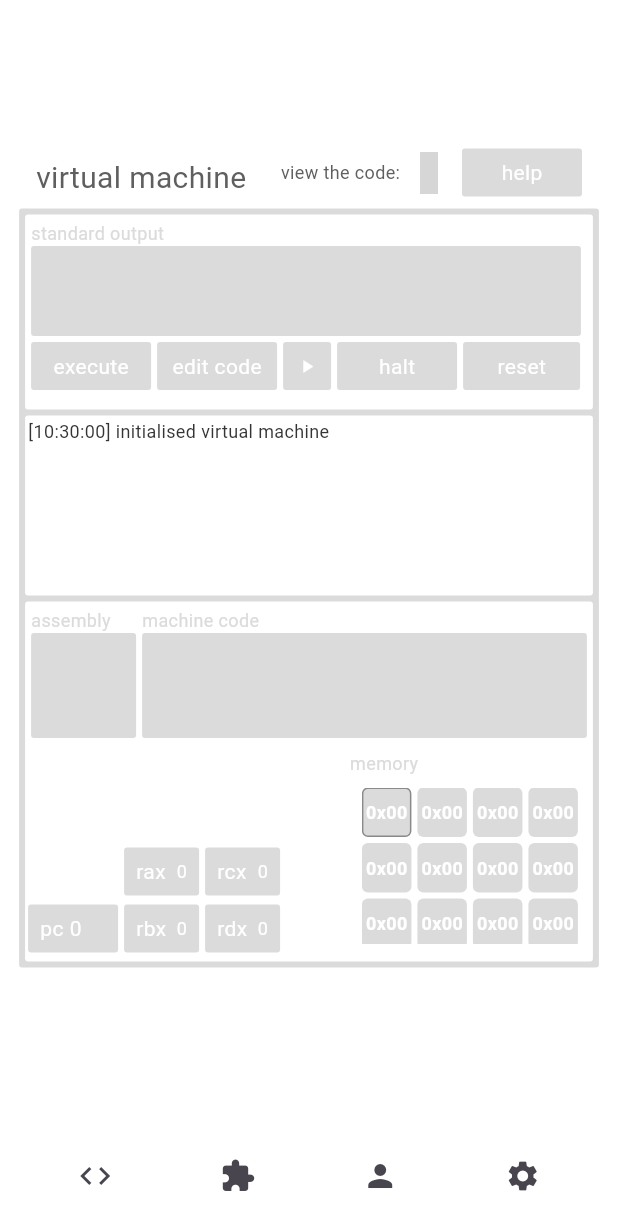
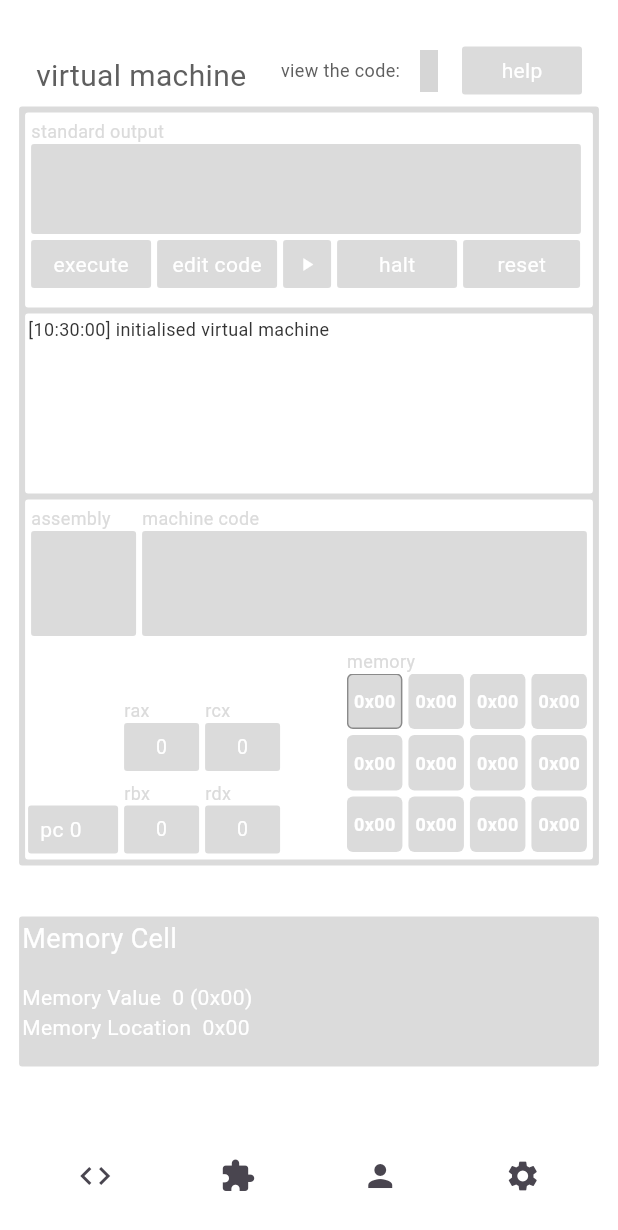
Before and after one commit to ashtonjamesd/wisteria, a Flutter app: the screen it shows after launch, after a tap on an icon or button, on a phone screen of 412 x 824 dp. Shown: the top 1230 px of the screen. Run offline on Flutter 3.47's test engine with Material 3 defaults, Android fonts, the phone set to English and light mode, and no system bars; our stand-ins replace firebase_core, simple_icons; accounts and stored records are empty; grey boxes are pictures that could not be loaded.

Commit message:
clickable memory cells

```diff
--- a/lib/app/constants.dart
+++ b/lib/app/constants.dart
@@ -3,7 +3,7 @@ import 'package:flutter/material.dart';
 
 const String helpMessage =
 """
-Wisteria is an app designed to help you learn the inner workings of a CPU.
+Wisteria is an app designed to help you learn assembly code and the inner workings of a CPU.
 
 The app will allow you to experiment with a virtual machine that reads assembly and executes machine code just like a real processor.
 
@@ -17,6 +17,7 @@ const double userInterfaceHeight = 130;
 const double cpuInterfaceHeight = 240;
 
 const double asmBoxWidth = 70;
+const double infoWidgetHeight = 100;
 
 const double widthFactor = 1.1;
 
--- a/lib/app/views/vm/help_button.dart
+++ b/lib/app/views/vm/help_button.dart
@@ -40,7 +40,7 @@ class _HelpButtonState extends State<HelpButton> {
                 child: Padding(
                   padding: const EdgeInsets.all(8),
                   child: WisteriaText(
-                    text: "Welcome to Wisteria.",
+                    text: "Welcome to Wisteria",
                     color: textColor,
                     size: 15
                   ),
--- /dev/null
+++ b/lib/app/views/vm/utils/vm_view_controller.dart
@@ -0,0 +1,82 @@
+import 'package:flutter/material.dart';
+
+import '../../../../vm/vm.dart';
+
+final class VmViewController {
+  late VirtualMachine vm;
+
+  final asmCodeController = TextEditingController();
+
+  int selectedMemoryIdx = -1;
+  String selectedRegisterName = "";
+
+  // the reset button can be pressed many times in quick succession.
+  // this will build up messages in the terminal which is not desirable.
+  // to prevent this, this flag is set to true until the reset process has finished,
+  // during which the user cannot press reset again.
+  //
+  // finally, it is set to false to allow the user to tap the reset button again.
+  bool resetIsPressed = false;
+
+  Widget infoWidget = const SizedBox();
+
+  Future<void> onHalt() async {
+    if (!vm.isRunning) return;
+
+    vm.output("virtual machine forcibly halted. all processes stopped.");
+    await vm.delay(500);
+
+    vm.isRunning = false;
+  }
+
+  String decimalToHex(int decimal) {
+    return "0x${decimal.toRadixString(16).padLeft(2, '0').toUpperCase()}";
+  }
+
+  Future<void> onReset(Function setState) async {
+    if (resetIsPressed) return;
+    resetIsPressed = true;
+
+    vm.output("virtual machine reset. resetting all processes.");
+    await vm.delay(1000);
+
+    vm = VirtualMachine(() {
+      setState(() {});
+    },
+      programString: asmCodeController.text
+    );
+
+    initVm();
+
+    resetIsPressed = false;
+  }
+
+  Future<void> onExecute(Function setState) async {
+    vm = VirtualMachine(() {
+      setState(() {});
+    },
+      programString: asmCodeController.text
+    );
+
+    vm.run();
+  }
+
+  Future<void> onPause() async {
+    vm.isPaused = !vm.isPaused;
+  }
+
+  Future<void> initVm() async {
+    await vm.delay(250);
+    vm.output("initialised virtual machine");
+  }
+
+  void onMemoryCellClicked(int index) {
+    if (selectedMemoryIdx == index) {
+      infoWidget = const SizedBox();
+      selectedMemoryIdx = -1;
+      return;
+    }
+
+    selectedMemoryIdx = index;
+  }
+}
--- a/lib/app/views/vm/vm_view.dart
+++ b/lib/app/views/vm/vm_view.dart
@@ -6,6 +6,7 @@ import 'package:wisteria/app/common/wisteria_text.dart';
 import 'package:wisteria/app/constants.dart';
 import 'package:wisteria/app/views/vm/help_button.dart';
 import 'package:wisteria/app/views/vm/stdout_box.dart';
+import 'package:wisteria/app/views/vm/utils/vm_view_controller.dart';
 import 'package:wisteria/vm/vm.dart';
 import 'code_editor.dart';
 
@@ -17,38 +18,57 @@ class VmView extends StatefulWidget {
 }
 
 class _VmViewState extends State<VmView> {
-  final codeController = TextEditingController();
-  late VirtualMachine vm;
-
-  int selectedMemoryIdx = -1;
-
-  // the reset button can be pressed many times in quick succession.
-  // this will build up messages in the terminal which is not desirable.
-  // to prevent this, this flag is set to true until the reset process has finished,
-  // during which the user cannot press reset again.
-  //
-  // finally, it is set to false to allow the user to tap the reset button again.
-  bool resetIsPressed = false;
+  final controller = VmViewController();
 
   @override
   void initState() {
     super.initState();
-    vm = VirtualMachine(() {}, programString: "");
+    controller.vm = VirtualMachine(() {}, programString: "");
 
     initVm();
   }
 
-  Future initVm() async {
-    await vm.delay(250);
+  Future<void> initVm() async {
+    await controller.initVm();
+    setState(() {});
+  }
 
-    setState(() {
-      vm.output("initialised virtual machine");
-    });
+  void setInitialInfoWidget(Size screen) {
+    // the infoWidget is by default set to a SizedBox at the beginning, therefore
+    // this code will run once at the beginning.
+    //
+    // this is to prevent this from being set every time setState is called as
+    // this method is called in build()
+    if (controller.infoWidget is SizedBox) {
+      controller.infoWidget = WisteriaBox(
+        width: screen.width / widthFactor + 12,
+        height: infoWidgetHeight,
+        color: primaryGrey,
+        child: Padding(
+          padding: const EdgeInsets.all(boxPadding),
+          child: defaultInfoWidget(screen)
+        ),
+      );
+
+    }
+  }
+
+  void setInfoWidget(Widget infoWidget, Size screen) {
+    controller.infoWidget = WisteriaBox(
+        width: screen.width / widthFactor + 12,
+        height: infoWidgetHeight,
+        color: primaryGrey,
+        child: Padding(
+          padding: const EdgeInsets.all(boxPadding),
+          child: infoWidget
+        ),
+      );
   }
 
   @override
   Widget build(BuildContext context) {
     final screen = MediaQuery.sizeOf(context);
+    setInitialInfoWidget(screen);
 
     return Scaffold(
       backgroundColor: Colors.white,
@@ -70,9 +90,28 @@ class _VmViewState extends State<VmView> {
             ],
           ),
 
+          homeView(screen),
 
-          homeView(screen),
+          const SizedBox(height: 32),
+
+          Padding(
+            padding: EdgeInsets.only(left: (screen.width - (screen.width / widthFactor)) / 2 - 8),
+            child: controller.infoWidget,
+          )
         ],
+      ),
+    );
+  }
+
+  Widget defaultInfoWidget(Size screen) {
+    return Center(
+      child: Padding(
+        padding: const EdgeInsets.all(boxPadding),
+        child: WisteriaText(
+          text: "try tapping on a component to find out more about it",
+          color: primaryWhite,
+          size: 14
+        ),
       ),
     );
   }
@@ -125,7 +164,7 @@ class _VmViewState extends State<VmView> {
         child: Column(
           crossAxisAlignment: CrossAxisAlignment.start,
           children: [
-            StdoutBox(screen: screen, vm: vm),
+            StdoutBox(screen: screen, vm: controller.vm),
 
             Row(
               children: [
@@ -200,7 +239,7 @@ class _VmViewState extends State<VmView> {
 
             const SizedBox(width: 4),
             WisteriaText(
-              text: vm.pc.toString(),
+              text: controller.vm.pc.toString(),
               color: primaryWhite,
               size: 14
             ),
@@ -220,23 +259,8 @@ class _VmViewState extends State<VmView> {
         color: primaryGrey,
         text: "reset",
         onTap: () async {
-          if (resetIsPressed) return;
-          resetIsPressed = true;
-
-          vm.output("virtual machine reset. resetting all processes.");
-          await vm.delay(1000);
-
-          vm = VirtualMachine(() {
+          controller.onReset(setState);
           setState(() {});
-          },
-            programString: codeController.text
-          );
-
-          initVm();
-
-          setState(() {
-            resetIsPressed = false;
-          });
         }
       ),
     );
@@ -252,13 +276,7 @@ class _VmViewState extends State<VmView> {
         color: primaryGrey,
         text: "halt",
         onTap: () async {
-          if (!vm.isRunning) return;
-
-          vm.output("virtual machine forcibly halted. all processes stopped.");
-          await vm.delay(500);
-
-          vm.isRunning = false;
-
+          controller.onHalt();
           setState(() {});
         }
       ),
@@ -274,12 +292,11 @@ class _VmViewState extends State<VmView> {
         width: 32,
         height: 32,
         color: primaryGrey,
-        showBorder: vm.isPaused,
-        icon: vm.isPaused ? Icons.pause : Icons.play_arrow,
+        showBorder: controller.vm.isPaused,
+        icon: controller.vm.isPaused ? Icons.pause : Icons.play_arrow,
         onTap: () {
-          setState(() {
-            vm.isPaused = !vm.isPaused;
-          });
+          controller.onPause();
+          setState(() {});
         }
       ),
     );
@@ -295,13 +312,8 @@ class _VmViewState extends State<VmView> {
         color: primaryGrey,
         text: "execute",
         onTap: () {
-          vm = VirtualMachine(() {
+          controller.onExecute(setState);
           setState(() {});
-          },
-            programString: codeController.text
-          );
-
-          vm.run();
         }
       ),
     );
@@ -319,7 +331,7 @@ class _VmViewState extends State<VmView> {
         onTap: () {
           showDialog(context: context, builder: (context) {
             return StackCodeEditor(
-              controller: codeController
+              controller: controller.asmCodeController
             );
           });
         }
@@ -346,7 +358,7 @@ class _VmViewState extends State<VmView> {
             child: SingleChildScrollView(
               scrollDirection: Axis.vertical,
               child: WisteriaText(
-                text: codeController.text,
+                text: controller.asmCodeController.text,
                 color: primaryWhite,
                 size: 12,
               ),
@@ -374,7 +386,7 @@ class _VmViewState extends State<VmView> {
           child: SingleChildScrollView(
             scrollDirection: Axis.vertical,
             child: WisteriaText(
-              text: vm.program.map((e) => e.toRadixString(2).padLeft(8, '0')).join(" "),
+              text: controller.vm.program.map((e) => e.toRadixString(2).padLeft(8, '0')).join(" "),
               color: primaryWhite,
               size: 12,
             ),
@@ -390,24 +402,14 @@ class _VmViewState extends State<VmView> {
       child: WisteriaBox(
         width: width,
         height: height,
+        header: name,
         color: primaryGrey,
-        child: Row(
-          children: [
-            const SizedBox(width: 8),
-            WisteriaText(
-              text: name,
-              color: Colors.white,
-              size: 14,
-            ),
-
-            const Spacer(),
-            WisteriaText(
+        child: Center(
+          child: WisteriaText(
             text: val.toString(),
             color: Colors.white,
-              size: 12,
+            size: 13,
           ),
-            const SizedBox(width: 8),
-          ],
         )
       ),
     );
@@ -415,37 +417,41 @@ class _VmViewState extends State<VmView> {
 
   Widget memoryBox(Size screen) {
     return Padding(
-      padding: const EdgeInsets.only(top: boxPadding),
+      padding: const EdgeInsets.all(boxPadding),
       child: WisteriaBox(
         width: 160,
         height: 120,
         header: "memory",
-        child: Padding(
-          padding: const EdgeInsets.all(8.0),
         child: GridView.builder(
           gridDelegate: const SliverGridDelegateWithFixedCrossAxisCount(
             crossAxisCount: 4,
             crossAxisSpacing: 4.0,
             mainAxisSpacing: 4.0,
-              childAspectRatio: 1.0,
+            childAspectRatio: 1.0
           ),
-            itemCount: vm.memory.length,
+          itemCount: controller.vm.memory.length,
           itemBuilder: (context, index) {
             return GestureDetector(
               onTap: () {
-                  setState(() {
-                    selectedMemoryIdx = index;
-                  });
+                controller.onMemoryCellClicked(index);
+                if (controller.selectedMemoryIdx == -1) {
+                  setState(() {});
+                  return;
+                }
+
+                setInfoWidget(memoryCellInfoWidget(screen), screen);
+
+                setState(() {});
               },
               child: Container(
                 decoration: BoxDecoration(
                   borderRadius: BorderRadius.circular(4.0),
-                    border: selectedMemoryIdx != index ? null : Border.all(color: const Color.fromARGB(255, 138, 138, 138)),
+                  border: controller.selectedMemoryIdx != index ? null : Border.all(color: const Color.fromARGB(255, 138, 138, 138)),
                   color: primaryGrey,
                 ),
                 alignment: Alignment.center,
                 child: Text(
-                    "0x${vm.memory[index].toRadixString(16).padLeft(2, '0').toUpperCase()}",
+                  controller.decimalToHex(controller.vm.memory[index]),
                   style: const TextStyle(
                     fontSize: 12,
                     fontWeight: FontWeight.bold,
@@ -455,7 +461,6 @@ class _VmViewState extends State<VmView> {
               ),
             );
           },
-          ),
         ),
       ),
     );
@@ -468,7 +473,7 @@ class _VmViewState extends State<VmView> {
       child: Padding(
         padding: const EdgeInsets.all(boxPadding),
         child: WisteriaText(
-          text: vm.consoleOutput.join("\n"),
+          text: controller.vm.consoleOutput.join("\n"),
           color: const Color.fromARGB(255, 52, 52, 52),
           size: 12,
         ),
@@ -506,15 +511,15 @@ class _VmViewState extends State<VmView> {
                     Column(
                       mainAxisAlignment: MainAxisAlignment.end,
                       children: [
-                        vmRegister("rax", vm.rax, 50, 32),
-                        vmRegister("rbx", vm.rbx, 50, 32),
+                        vmRegister("rax", controller.vm.rax, 50, 32),
+                        vmRegister("rbx", controller.vm.rbx, 50, 32),
                       ],
                     ),
                     Column(
                       mainAxisAlignment: MainAxisAlignment.end,
                       children: [
-                        vmRegister("rcx", vm.rcx, 50, 32),
-                        vmRegister("rdx", vm.rdx, 50, 32),
+                        vmRegister("rcx", controller.vm.rcx, 50, 32),
+                        vmRegister("rdx", controller.vm.rdx, 50, 32),
                       ],
                     ),
                   ],
@@ -530,4 +535,35 @@ class _VmViewState extends State<VmView> {
       ),
     );
   }
+
+  Widget memoryCellInfoWidget(Size screen) {
+    final cell = controller.vm.memory[controller.selectedMemoryIdx];
+
+    return Column(
+      crossAxisAlignment: CrossAxisAlignment.start,
+      children: [
+        WisteriaText(
+          text: "Memory Cell",
+          color: primaryWhite,
+          size: 18
+        ),
+        const SizedBox(height: 16),
+
+        WisteriaText(
+          text: "Memory Value  ${cell.toString()} (${controller.decimalToHex(cell)})",
+          color: primaryWhite,
+          size: 14
+        ),
+        WisteriaText(
+          text: "Memory Location  ${controller.decimalToHex(controller.selectedMemoryIdx)}",
+          color: primaryWhite,
+          size: 14
+        ),
+      ],
+    );
   }
+
+  Widget registerCellInfoWidget() {
+    return SizedBox();
+  }
+}
```
Also changed, not shown: flutter_01.png (added). Lines whose indentation alone changed are shown as unchanged.
